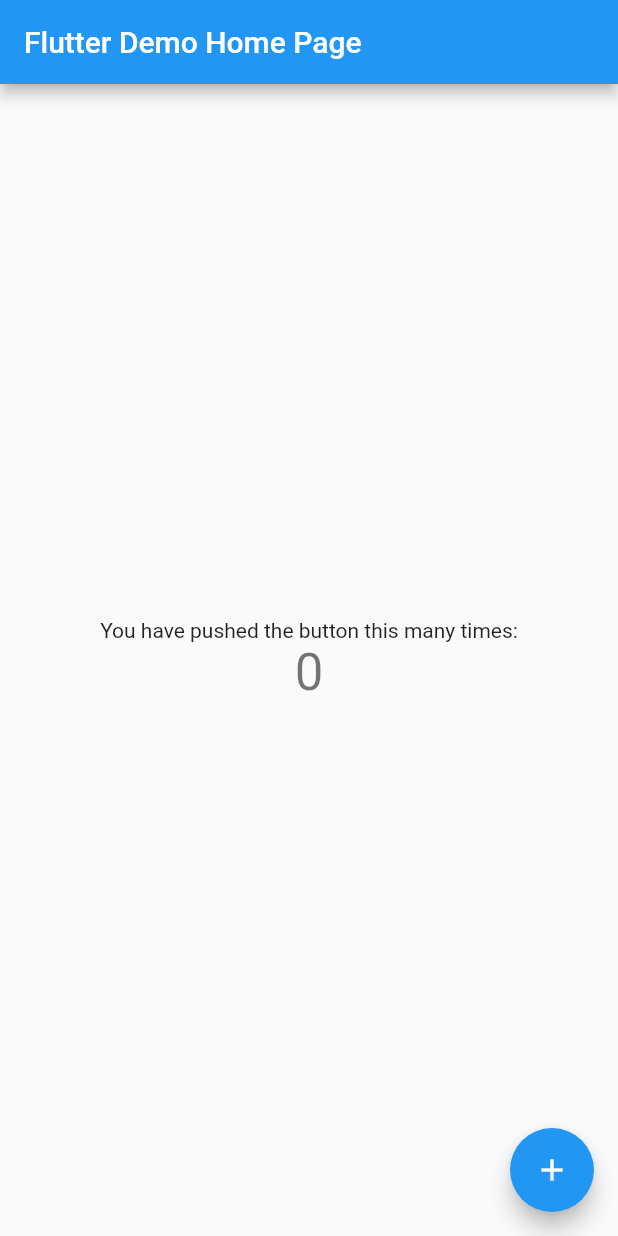
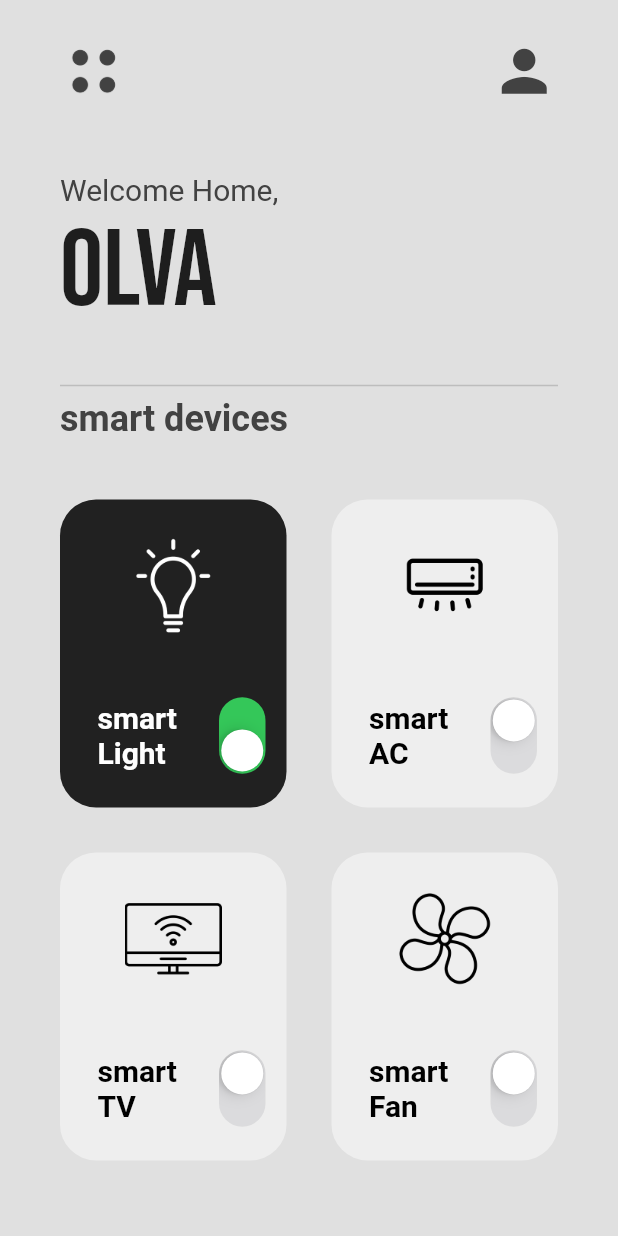
Before and after one commit to olva541/smart_home, a Flutter app: the screen it shows after launch, on a phone screen of 412 x 824 dp. Run offline on Flutter 3.47's test engine with Material 2 defaults, Android fonts, the phone set to English and light mode, and no system bars; our stand-ins replace google_fonts.

Commit message:
finish
https://www.youtube.com/watch?v=FMV8pbz0sN8&t=606s&ab_channel=MitchKoko

```diff
--- a/lib/main.dart
+++ b/lib/main.dart
@@ -1,4 +1,6 @@
 import 'package:flutter/material.dart';
+
+import 'pages/homePage.dart';
 
 void main() {
   runApp(const MyApp());
@@ -7,63 +9,11 @@ void main() {
 class MyApp extends StatelessWidget {
   const MyApp({super.key});
 
-  // This widget is the root of your application.
   @override
   Widget build(BuildContext context) {
     return MaterialApp(
-      title: 'Flutter Demo',
-      theme: ThemeData(
-        primarySwatch: Colors.blue,
-      ),
-      home: const MyHomePage(title: 'Flutter Demo Home Page'),
+      debugShowCheckedModeBanner: false,
+      home: const HomePage(),
     );
   }
 }
-
-class MyHomePage extends StatefulWidget {
-  const MyHomePage({super.key, required this.title});
-
-  final String title;
-
-  @override
-  State<MyHomePage> createState() => _MyHomePageState();
-}
-
-class _MyHomePageState extends State<MyHomePage> {
-  int _counter = 0;
-
-  void _incrementCounter() {
-    setState(() {
-      _counter++;
-    });
-  }
-
-  @override
-  Widget build(BuildContext context) {
-
-    return Scaffold(
-      appBar: AppBar(
-        title: Text(widget.title),
-      ),
-      body: Center(
-        child: Column(
-          mainAxisAlignment: MainAxisAlignment.center,
-          children: <Widget>[
-            const Text(
-              'You have pushed the button this many times:',
-            ),
-            Text(
-              '$_counter',
-              style: Theme.of(context).textTheme.headline4,
-            ),
-          ],
-        ),
-      ),
-      floatingActionButton: FloatingActionButton(
-        onPressed: _incrementCounter,
-        tooltip: 'Increment',
-        child: const Icon(Icons.add),
-      ), // This trailing comma makes auto-formatting nicer for build methods.
-    );
-  }
-}
--- /dev/null
+++ b/lib/pages/homePage.dart
@@ -0,0 +1,129 @@
+import 'package:flutter/material.dart';
+import 'package:google_fonts/google_fonts.dart';
+import 'package:smart_home/util/smart_device_box.dart';
+
+class HomePage extends StatefulWidget {
+  const HomePage({super.key});
+
+  @override
+  State<HomePage> createState() => _HomepageState();
+}
+
+class _HomepageState extends State<HomePage> {
+  //padding constants
+
+  final double horizontalPadding = 40;
+  final double verticalPadding = 25;
+
+  //list of smart devices
+
+  List mySmartDevices = [
+    //[ smartDeviceName, iconPatch, poverStatus ]
+    ["smart Light", "lib/icons/light-bulb.png", true],
+    ["smart AC", "lib/icons/air-conditioner.png", false],
+    ["smart TV", "lib/icons/smart-tv.png", false],
+    ["smart Fan", "lib/icons/fan.png", false],
+  ];
+  //pover svitcher
+  void powerSwitchChanged(bool value, int index) {
+    setState(() {
+      mySmartDevices[index][2] = value;
+    });
+  }
+
+  @override
+  Widget build(BuildContext context) {
+    return Scaffold(
+      backgroundColor: Colors.grey[300],
+      body: SafeArea(
+        child: Column(
+          crossAxisAlignment: CrossAxisAlignment.start,
+          children: [
+            //custom app bar
+            Padding(
+              padding: EdgeInsets.symmetric(
+                  horizontal: horizontalPadding, vertical: verticalPadding),
+              child: Row(
+                mainAxisAlignment: MainAxisAlignment.spaceBetween,
+                children: [
+                  //menu icon
+                  Image.asset(
+                    'lib/icons/menu.png',
+                    height: 45,
+                    color: Colors.grey[800],
+                  ),
+                  //account icon
+                  Icon(
+                    Icons.person,
+                    size: 45,
+                    color: Colors.grey[800],
+                  )
+                ],
+              ),
+            ),
+
+            const SizedBox(height: 20),
+
+            //welcome home olva
+
+            Padding(
+              padding: EdgeInsets.symmetric(horizontal: horizontalPadding),
+              child: Column(
+                crossAxisAlignment: CrossAxisAlignment.start,
+                children: [
+                  Text(
+                    "Welcome Home,",
+                    style: TextStyle(fontSize: 20, color: Colors.grey[800]),
+                  ),
+                  Text(
+                    'Olva',
+                    style: GoogleFonts.bebasNeue(fontSize: 72),
+                  ),
+                ],
+              ),
+            ),
+
+            const SizedBox(height: 25),
+
+            Padding(
+              padding: EdgeInsets.symmetric(horizontal: horizontalPadding),
+              child: Divider(
+                color: Colors.grey[400],
+                thickness: 1,
+              ),
+            ),
+
+            //smart devices + grid
+            Padding(
+              padding: EdgeInsets.symmetric(horizontal: horizontalPadding),
+              child: Text(
+                "smart devices",
+                style: TextStyle(
+                    fontSize: 24,
+                    fontWeight: FontWeight.bold,
+                    color: Colors.grey[800]),
+              ),
+            ),
+
+            Expanded(
+                child: GridView.builder(
+                    physics: const NeverScrollableScrollPhysics(),
+                    padding: const EdgeInsets.all(25),
+                    itemCount: mySmartDevices.length,
+                    gridDelegate:
+                        const SliverGridDelegateWithFixedCrossAxisCount(
+                            crossAxisCount: 2, childAspectRatio: 1 / 1.3),
+                    itemBuilder: (context, index) {
+                      return SmartDevicesBox(
+                        smartDeviceName: mySmartDevices[index][0],
+                        iconPath: mySmartDevices[index][1],
+                        poverOn: mySmartDevices[index][2],
+                        onChanged: (value) => powerSwitchChanged(value, index),
+                      );
+                    }))
+          ],
+        ),
+      ),
+    );
+  }
+}
--- /dev/null
+++ b/lib/util/smart_device_box.dart
@@ -0,0 +1,62 @@
+import 'dart:math';
+
+import 'package:flutter/cupertino.dart';
+import 'package:flutter/material.dart';
+
+class SmartDevicesBox extends StatelessWidget {
+  final String smartDeviceName;
+  final String iconPath;
+  final bool poverOn;
+  void Function(bool)? onChanged;
+
+  SmartDevicesBox(
+      {super.key,
+      required this.smartDeviceName,
+      required this.iconPath,
+      required this.poverOn,
+      required this.onChanged});
+
+  @override
+  Widget build(BuildContext context) {
+    return Padding(
+      padding: const EdgeInsets.all(15.0),
+      child: Container(
+        decoration: BoxDecoration(
+            color: poverOn ? Colors.grey[900] : Colors.grey[200],
+            borderRadius: BorderRadius.circular(24)),
+        padding: EdgeInsets.symmetric(vertical: 25),
+        child: Column(
+          mainAxisAlignment: MainAxisAlignment.spaceBetween,
+          children: [
+            //icon
+            Image.asset(
+              iconPath,
+              height: 65,
+              color: poverOn ? Colors.white : Colors.black,
+            ),
+            //device name + svitch
+            Row(
+              children: [
+                Expanded(
+                    child: Padding(
+                  padding: const EdgeInsets.only(left: 25.0),
+                  child: Text(
+                    smartDeviceName,
+                    style: TextStyle(
+                        fontWeight: FontWeight.bold,
+                        fontSize: 20,
+                        color: poverOn ? Colors.white : Colors.black),
+                  ),
+                )),
+                Transform.rotate(
+                    angle: pi / 2,
+                    child:
+                        CupertinoSwitch(value: poverOn, onChanged: onChanged))
+              ],
+            ),
+          ],
+        ),
+      ),
+    );
+  }
+}
--- a/pubspec.yaml
+++ b/pubspec.yaml
@@ -36,6 +36,7 @@ dependencies:
   # The following adds the Cupertino Icons font to your application.
   # Use with the CupertinoIcons class for iOS style icons.
   cupertino_icons: ^1.0.2
+  google_fonts: ^2.1.0
 
 dev_dependencies:
   flutter_test:
@@ -60,8 +61,8 @@ flutter:
   uses-material-design: true
 
   # To add assets to your application, add an assets section, like this:
-  # assets:
-  #   - images/a_dot_burr.jpeg
+  assets:
+    - lib/icons/
   #   - images/a_dot_ham.jpeg
 
   # An image asset can refer to one or more resolution-specific "variants", see
```
Also changed, not shown: lib/icons/air-conditioner.png (added), lib/icons/fan.png (added), lib/icons/light-bulb.png (added), lib/icons/menu.png (added), lib/icons/smart-tv.png (added), pubspec.lock, 1 other file.
